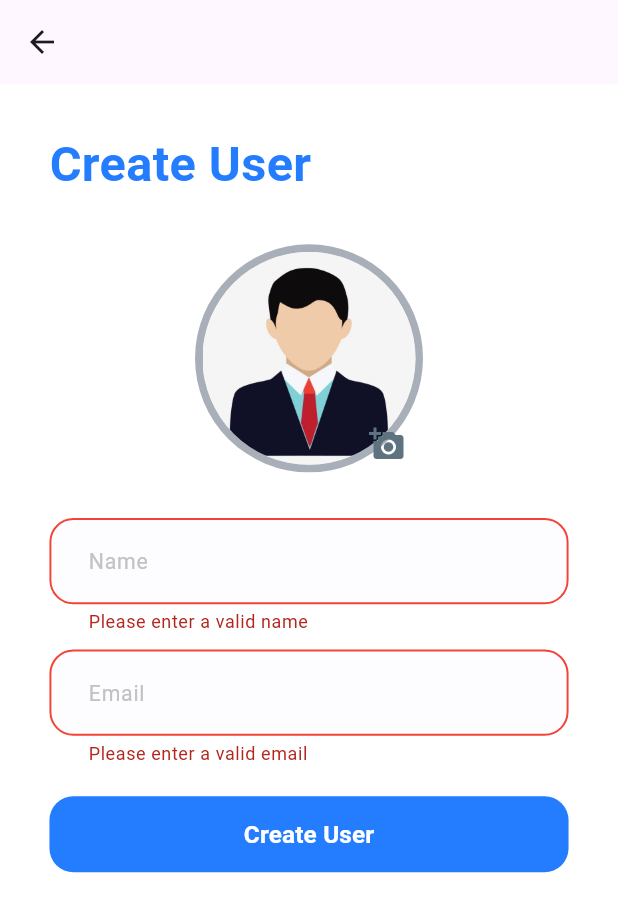
After one commit to mohamadskanina/rikaz_team, a Flutter app: the AddUserScreen screen opened directly, after a tap on "Create User", on a phone screen of 412 x 824 dp. The commit adds this screen. Shown: the top 912 px of the screen. Run offline on Flutter 3.47's test engine with Material 3 defaults, Android fonts, the phone set to English and light mode, and no system bars; our stand-ins replace bloc, dartz, dio, equatable, flutter_bloc, flutter_screenutil and 5 more.

Commit message:
- design create_user screens - setup create_user bloc and setup api_service - added create_user model and repo - handle error with success and failure state

```diff
--- /dev/null
+++ b/lib/features/add_user_feature/data/models/create_user_request.dart
@@ -0,0 +1,17 @@
+import 'package:freezed_annotation/freezed_annotation.dart';
+part 'create_user_request.g.dart';
+
+@JsonSerializable()
+class CreateUserRequest {
+  final String name;
+  final String email;
+  final String image;
+
+  CreateUserRequest({
+    required this.name,
+    required this.email,
+    required this.image,
+  });
+
+  Map<String, dynamic> toJson() => _$CreateUserRequestToJson(this);
+}
--- /dev/null
+++ b/lib/features/add_user_feature/data/repo/create_user_repo.dart
@@ -0,0 +1,24 @@
+import 'package:dartz/dartz.dart';
+import 'package:dio/dio.dart';
+import 'package:rikaz_team/core/errors/failure.dart';
+import 'package:rikaz_team/features/add_user_feature/data/models/create_user_request.dart';
+import 'package:rikaz_team/features/login_feature/data/apis/api_service.dart';
+
+class CreateUserRepo {
+  final ApiService _apiService;
+
+  CreateUserRepo({required ApiService apiService}) : _apiService = apiService;
+
+  Future<Either<Failure, Map<String , dynamic>>> createuser(
+      CreateUserRequest createUserRequest) async {
+    try {
+      var response = await _apiService.createuser(createUserRequest);
+      return right(response);
+    } catch (e) {
+      if (e is DioException) {
+        return left(ServerFailure.fromDioError(e));
+      }
+      return left(ServerFailure(message: e.toString()));
+    }
+  }
+}
--- /dev/null
+++ b/lib/features/add_user_feature/logic/bloc/createuser_bloc.dart
@@ -0,0 +1,39 @@
+import 'package:flutter/material.dart';
+import 'package:flutter_bloc/flutter_bloc.dart';
+import 'package:rikaz_team/features/add_user_feature/data/models/create_user_request.dart';
+import 'package:rikaz_team/features/add_user_feature/data/repo/create_user_repo.dart';
+import 'package:rikaz_team/features/add_user_feature/logic/bloc/createuser_event.dart';
+import 'package:rikaz_team/features/add_user_feature/logic/bloc/createuser_state.dart';
+
+class CreateuserBloc extends Bloc<CreateuserEvent, CreateuserState> {
+  final CreateUserRepo _createUserRepo;
+  TextEditingController emailController = TextEditingController();
+  TextEditingController nameController = TextEditingController();
+  String imagePath = "";
+  final formKey = GlobalKey<FormState>();
+  CreateuserBloc(this._createUserRepo)
+      : super(const CreateuserState.initial()) {
+    on<CreateuserEvent>((event, emit) async {
+      await event.when(craete: () async {
+        emit(const CreateuserState.loading());
+        var response = await _createUserRepo.createuser(CreateUserRequest(
+          name: nameController.text,
+          email: emailController.text,
+          image: imagePath,
+        ));
+        response.fold((failure) {
+          emit(CreateuserState.failure(message: failure.message));
+        }, (data) {
+          emit(const CreateuserState.success());
+          clear();
+        });
+      });
+    });
+  }
+
+  clear() {
+    emailController.clear();
+    nameController.clear();
+    formKey.currentState!.reset();
+  }
+}
--- /dev/null
+++ b/lib/features/add_user_feature/logic/bloc/createuser_event.dart
@@ -0,0 +1,8 @@
+
+import 'package:freezed_annotation/freezed_annotation.dart';
+part 'createuser_event.freezed.dart';
+
+@freezed
+class CreateuserEvent with _$CreateuserEvent {
+  const factory CreateuserEvent.craete() = Create;
+}
--- /dev/null
+++ b/lib/features/add_user_feature/logic/bloc/createuser_state.dart
@@ -0,0 +1,10 @@
+
+import 'package:freezed_annotation/freezed_annotation.dart';
+part 'createuser_state.freezed.dart';
+@freezed
+class CreateuserState with _$CreateuserState {
+  const factory CreateuserState.initial() = _Initial;
+  const factory CreateuserState.loading() = CreateLoading;
+  const factory CreateuserState.success() = CreateSuccess;
+  const factory CreateuserState.failure({required String message}) = CreateFailure;
+}
--- /dev/null
+++ b/lib/features/add_user_feature/ui/add_user_screen.dart
@@ -0,0 +1,55 @@
+import 'package:flutter/material.dart';
+import 'package:flutter_bloc/flutter_bloc.dart';
+import 'package:flutter_screenutil/flutter_screenutil.dart';
+import 'package:rikaz_team/core/helpers/space_helper.dart';
+import 'package:rikaz_team/core/theming/styles.dart';
+import 'package:rikaz_team/core/widgets/app_text_button.dart';
+import 'package:rikaz_team/features/add_user_feature/logic/bloc/createuser_bloc.dart';
+import 'package:rikaz_team/features/add_user_feature/logic/bloc/createuser_event.dart';
+import 'package:rikaz_team/features/add_user_feature/ui/widgets/create_user_bloc_listiner.dart';
+import 'package:rikaz_team/features/add_user_feature/ui/widgets/create_user_form.dart';
+import 'package:rikaz_team/features/add_user_feature/ui/widgets/create_user_text.dart';
+import 'package:rikaz_team/features/add_user_feature/ui/widgets/upload_user_image.dart';
+
+class AddUserScreen extends StatelessWidget {
+  const AddUserScreen({super.key});
+
+  @override
+  Widget build(BuildContext context) {
+    return Scaffold(
+      appBar: AppBar(),
+      body: SafeArea(
+        child: Padding(
+          padding: EdgeInsets.symmetric(horizontal: 30.w, vertical: 30.h),
+          child: SingleChildScrollView(
+            child: Column(
+              crossAxisAlignment: CrossAxisAlignment.start,
+              children: [
+                const CreateUserText(),
+                verticalspace(30),
+                const UploadUserImage(),
+                verticalspace(30),
+                const CreateUserForm(),
+                verticalspace(20),
+                AppTextButton(
+                  buttonText: "Create User",
+                  textStyle: TextStyles.font16WhiteSemiBold,
+                  onPressed: () {
+                    validateThenDoLogin(context);
+                  },
+                ),
+                const CreateUserBlocListiner(),
+              ],
+            ),
+          ),
+        ),
+      ),
+    );
+  }
+
+  void validateThenDoLogin(BuildContext context) {
+    if (context.read<CreateuserBloc>().formKey.currentState!.validate()) {
+      context.read<CreateuserBloc>().add(const CreateuserEvent.craete());
+    }
+  }
+}
--- /dev/null
+++ b/lib/features/add_user_feature/ui/widgets/create_user_form.dart
@@ -0,0 +1,36 @@
+import 'package:flutter/material.dart';
+import 'package:flutter_bloc/flutter_bloc.dart';
+import 'package:rikaz_team/core/helpers/space_helper.dart';
+import 'package:rikaz_team/core/widgets/app_text_form_feild.dart';
+import 'package:rikaz_team/features/add_user_feature/logic/bloc/createuser_bloc.dart';
+
+class CreateUserForm extends StatelessWidget {
+  const CreateUserForm({super.key});
+
+  @override
+  Widget build(BuildContext context) {
+    return Form(
+        key: context.read<CreateuserBloc>().formKey,
+        child: Column(children: [
+      AppTextFormField(
+        hintText: "Name",
+        controller: context.read<CreateuserBloc>().nameController,
+        validator: (vlaue) {
+          if (vlaue == null || vlaue.isEmpty) {
+            return "Please enter a valid name";
+          }
+        },
+      ),
+      verticalspace(10),
+      AppTextFormField(
+        hintText: "Email",
+        controller: context.read<CreateuserBloc>().emailController,
+        validator: (value) {
+          if (value == null || value.isEmpty) {
+            return "Please enter a valid email";
+          }
+        },
+      ),
+    ]));
+  }
+}
--- /dev/null
+++ b/lib/features/add_user_feature/ui/widgets/create_user_text.dart
@@ -0,0 +1,14 @@
+import 'package:flutter/material.dart';
+import 'package:rikaz_team/core/theming/styles.dart';
+
+class CreateUserText extends StatelessWidget {
+  const CreateUserText({super.key});
+
+  @override
+  Widget build(BuildContext context) {
+    return Text(
+          "Create User",
+          style: TextStyles.font32BlueBold,
+        );
+  }
+}
--- /dev/null
+++ b/lib/features/add_user_feature/ui/widgets/upload_user_image.dart
@@ -0,0 +1,79 @@
+import 'dart:io';
+
+import 'package:flutter/material.dart';
+import 'package:flutter_bloc/flutter_bloc.dart';
+import 'package:image_picker/image_picker.dart';
+import 'package:path/path.dart';
+import 'package:rikaz_team/features/add_user_feature/logic/bloc/createuser_bloc.dart';
+
+class UploadUserImage extends StatefulWidget {
+  const UploadUserImage({super.key});
+
+  @override
+  State<UploadUserImage> createState() => _UploadUserImageState();
+}
+
+class _UploadUserImageState extends State<UploadUserImage> {
+  dynamic image;
+  String url = "";
+  String path = "";
+
+  uploadImage(context) async {
+    final pickedImg =
+        await ImagePicker().pickImage(source: ImageSource.gallery);
+    try {
+      if (pickedImg != null) {
+        setState(() {
+          image = File(pickedImg.path);
+        });
+        BlocProvider.of<CreateuserBloc>(context).imagePath = basename(image.path);
+      } else {
+        print("NO img selected");
+      }
+    } catch (e) {
+      print("Error => $e");
+    }
+  }
+
+  @override
+  Widget build(BuildContext context) {
+    return Center(
+      child: Container(
+        padding: const EdgeInsets.all(5),
+        decoration: const BoxDecoration(
+          shape: BoxShape.circle,
+          color: Color.fromARGB(125, 78, 91, 110),
+        ),
+        child: Stack(
+          children: [
+            image == null
+                ? const CircleAvatar(
+                    backgroundColor: Color.fromARGB(255, 225, 225, 225),
+                    radius: 71,
+                    backgroundImage: AssetImage("assets/images/userimage.jpeg"),
+                  )
+                : ClipOval(
+                    child: Image.file(
+                      image!,
+                      width: 145,
+                      height: 145,
+                      fit: BoxFit.cover,
+                    ),
+                  ),
+            Positioned(
+              left: 99,
+              bottom: -10,
+              child: IconButton(
+                onPressed: () {
+                  uploadImage(context);
+                },
+                icon: const Icon(Icons.add_a_photo),
+                color: const Color.fromARGB(255, 94, 115, 128),
+              ),
+            ),
+          ],
+        ),
+      ),
+    );
+  }
+}
```
Also changed, not shown: lib/core/services/services_locator.dart (+5 -3 lines), lib/features/add_user_feature/ui/widgets/create_user_bloc_listiner.dart (added, +99 -0 lines), lib/features/login_feature/data/apis/api_service.dart (+8 -7 lines), lib/features/login_feature/ui/widgets/dont_have_account.dart (+11 -7 lines), lib/features/add_user_feature/data/models/create_user_request.g.dart (added), lib/features/add_user_feature/logic/bloc/createuser_event.freezed.dart (added), lib/features/add_user_feature/logic/bloc/createuser_state.freezed.dart (added).
